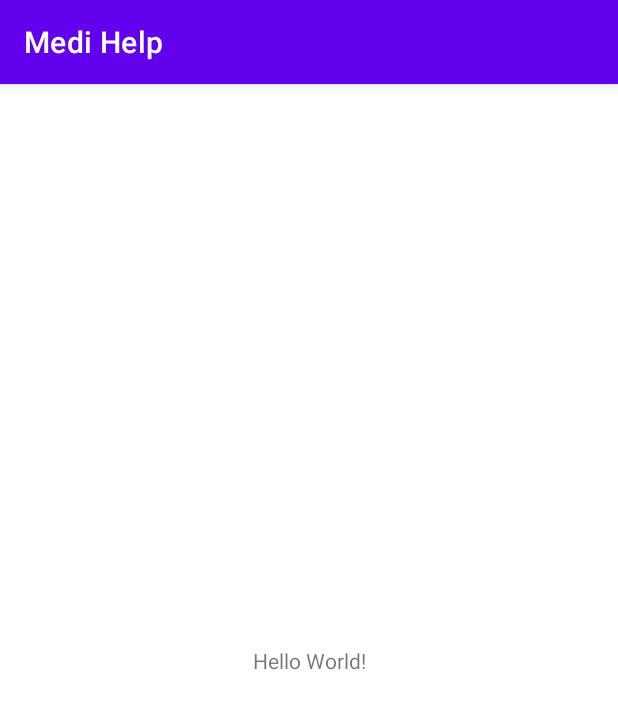
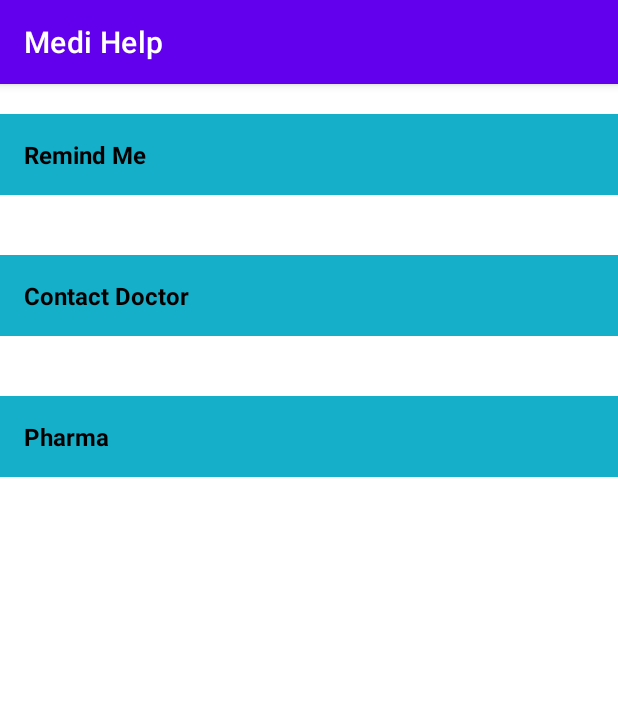
Before and after one commit to SkyrunnerOO7/Medi-help, an Android app: the screen it shows after launch (MainActivity), on a phone screen of 412 x 824 dp. Shown: the top 709 px of the screen. Run offline under Robolectric (Android 15) with nearby library versions, the phone set to English and light mode, and no system bars.

Commit message:
front page remindme.xml

```diff
--- a/app/src/main/res/layout/activity_main.xml
+++ b/app/src/main/res/layout/activity_main.xml
@@ -1,18 +1,27 @@
 <?xml version="1.0" encoding="utf-8"?>
-<androidx.constraintlayout.widget.ConstraintLayout xmlns:android="http://schemas.android.com/apk/res/android"
-    xmlns:app="http://schemas.android.com/apk/res-auto"
+<LinearLayout
+    xmlns:android="http://schemas.android.com/apk/res/android"
     xmlns:tools="http://schemas.android.com/tools"
     android:layout_width="match_parent"
-    android:layout_height="match_parent"
+    android:layout_height="wrap_content"
+    android:orientation="vertical"
     tools:context=".MainActivity">
 
+
     <TextView
-        android:layout_width="wrap_content"
-        android:layout_height="wrap_content"
-        android:text="Hello World!"
-        app:layout_constraintBottom_toBottomOf="parent"
-        app:layout_constraintLeft_toLeftOf="parent"
-        app:layout_constraintRight_toRightOf="parent"
-        app:layout_constraintTop_toTopOf="parent" />
-
-</androidx.constraintlayout.widget.ConstraintLayout>
+            style="@style/CategoryStyle"
+            android:text="Remind Me"
+            android:layout_weight="1"
+            android:background="@color/Night"/>
+    <TextView
+        style="@style/CategoryStyle"
+        android:text="Contact Doctor"
+        android:background="@color/Night"
+        android:layout_weight="1"
+        />
+    <TextView
+        style="@style/CategoryStyle"
+        android:background="@color/Night"
+        android:text="Pharma"
+        android:layout_weight="2"/>
+</LinearLayout>
--- a/app/src/main/res/values-night/themes.xml
+++ b/app/src/main/res/values-night/themes.xml
@@ -1,4 +1,4 @@
-<resources xmlns:tools="http://schemas.android.com/tools">
+ <resources xmlns:tools="http://schemas.android.com/tools">
     <!-- Base application theme. -->
     <style name="Theme.MediHelp" parent="Theme.MaterialComponents.DayNight.DarkActionBar">
         <!-- Primary brand color. -->
--- /dev/null
+++ b/app/src/main/res/values/RemindMe.xml
@@ -0,0 +1,4 @@
+<?xml version="1.0" encoding="utf-8"?>
+<resources>
+
+</resources>
--- /dev/null
+++ b/app/src/main/res/values/Style.xml
@@ -0,0 +1,18 @@
+<?xml version="1.0" encoding="utf-8"?>
+<resources>
+    <!-- Style for a category of vocabulary words -->
+    <style name="CategoryStyle">
+        <item name="android:layout_width">match_parent</item>
+        <item name="android:layout_height">wrap_content</item>
+        <item name="android:gravity">center_vertical</item>
+        <item name="android:textColor">@android:color/black</item>
+        <item name="android:textStyle">bold</item>
+        <item name="android:textAppearance">?android:textAppearanceMedium</item>
+        <item name="android:layout_marginTop">20dp</item>
+        <item name="android:layout_marginBottom">20dp</item>
+        <item name="android:layout_weight">1</item>
+        <item name="android:padding">16dp</item>
+        <item name="android:textSize">16sp</item>
+
+    </style>
+</resources>
--- a/app/src/main/res/values/colors.xml
+++ b/app/src/main/res/values/colors.xml
@@ -7,4 +7,15 @@
     <color name="teal_700">#FF018786</color>
     <color name="black">#FF000000</color>
     <color name="white">#FFFFFFFF</color>
+    <!-- Background color for the numbers category -->
+    <color name="Morning">#FD8E09</color>
+
+    <!-- Background color for the family members category -->
+    <color name="Evening">#379237</color>
+
+    <!-- Background color for the colors category -->
+    <color name="Afernoon">#8800A0</color>
+
+    <!-- Background color for the phrases category -->
+    <color name="Night">#16AFCA</color>
 </resources>
```
Also changed, not shown: app/src/main/res/layout/remindme.xml (added, +55 -0 lines).
